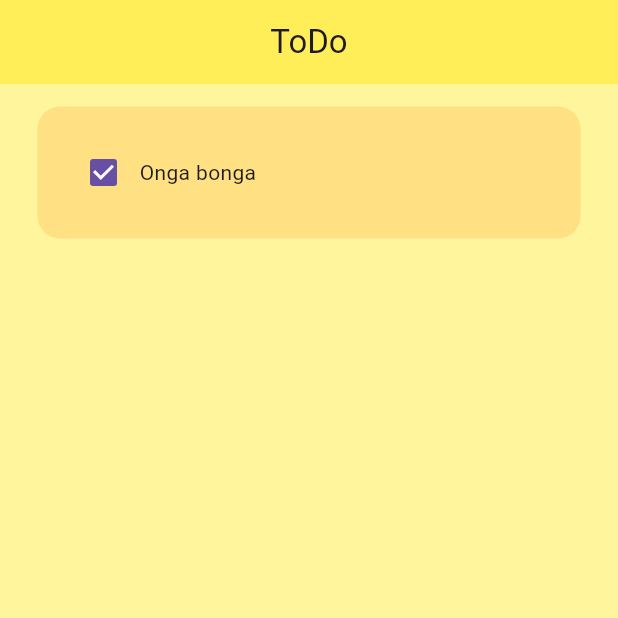
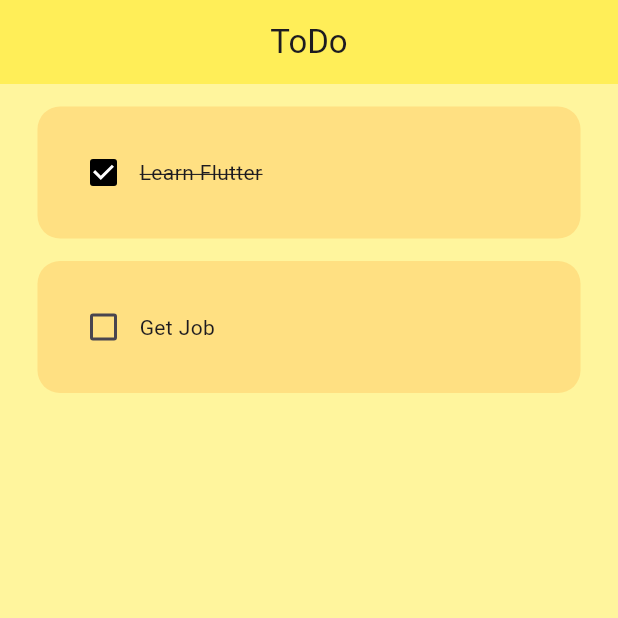
Before and after one commit to ShaheerIjaz22/todo_app, a Flutter app: the screen it shows after launch, on a phone screen of 412 x 824 dp, the top half of it. Run offline on Flutter 3.47's test engine with Material 3 defaults, Android fonts, the phone set to English and light mode, and no system bars.

Commit message:
Made checkbox dynamic

```diff
--- a/lib/main.dart
+++ b/lib/main.dart
@@ -13,7 +13,7 @@ class MyApp extends StatelessWidget {
     return MaterialApp(
       debugShowCheckedModeBanner: false,
       home: HomePage(),
-      theme: ThemeData(primarySwatch: Colors.blue),
+
     );
   }
 }
--- a/lib/pages/homepage.dart
+++ b/lib/pages/homepage.dart
@@ -13,6 +13,20 @@ class HomePage extends StatefulWidget{
 }
 
 class _HomePageState extends State<HomePage> {
+
+  List toDoTasks = [
+    ["Learn Flutter", true],
+    ["Get Job",false],
+  ];
+
+  void checkBoxChanged(bool? value, int index){
+    setState(() {
+      toDoTasks[index][1] = !toDoTasks[index][1];
+    });
+
+  }
+
+
   @override
   Widget build(BuildContext context){
     return Scaffold(
@@ -24,15 +38,16 @@ class _HomePageState extends State<HomePage> {
         elevation: 0,
       )
       ,
-      body: ListView(
-        children: [
-          TodoTile(
-            taskName: 'Onga bonga',
-            taskCompleted: true,
-            onChanged: (p0) {},
-          ),
-        ],
-      ),
+      body: ListView.builder(
+        itemCount: toDoTasks.length,
+        itemBuilder: (context, index) {
+          return TodoTile(
+            taskName: toDoTasks[index][0],
+            taskCompleted: toDoTasks[index][1],
+            onChanged: (value) => checkBoxChanged(value, index),
+            );
+        }
+        )
     );
   }
 }
--- a/lib/pages/todo_tile.dart
+++ b/lib/pages/todo_tile.dart
@@ -26,8 +26,13 @@ class TodoTile extends StatelessWidget{
           ),
         child: Row(
           children: [
-            Checkbox(value: taskCompleted, onChanged: onChanged),
-            Text(taskName),
+            Checkbox(value: taskCompleted, onChanged: onChanged, activeColor: Colors.black,),
+            Text(
+              taskName,
+              style: TextStyle(
+                decoration: taskCompleted ? TextDecoration.lineThrough : TextDecoration.none,
+              ),
+            ),
           ],
         ),
       )
```
